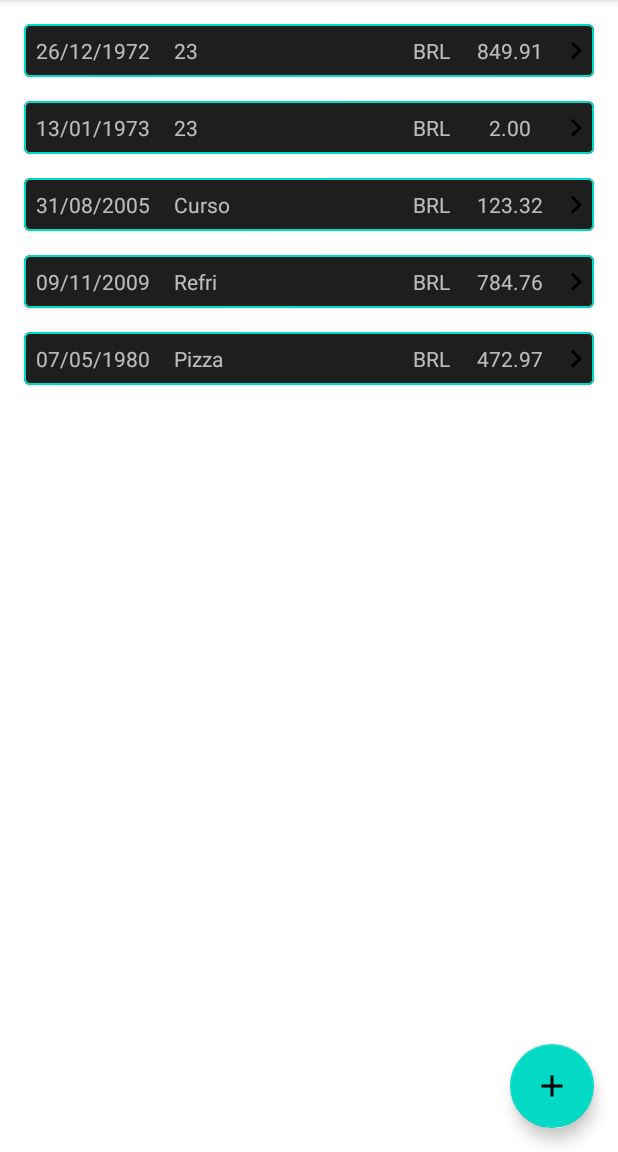
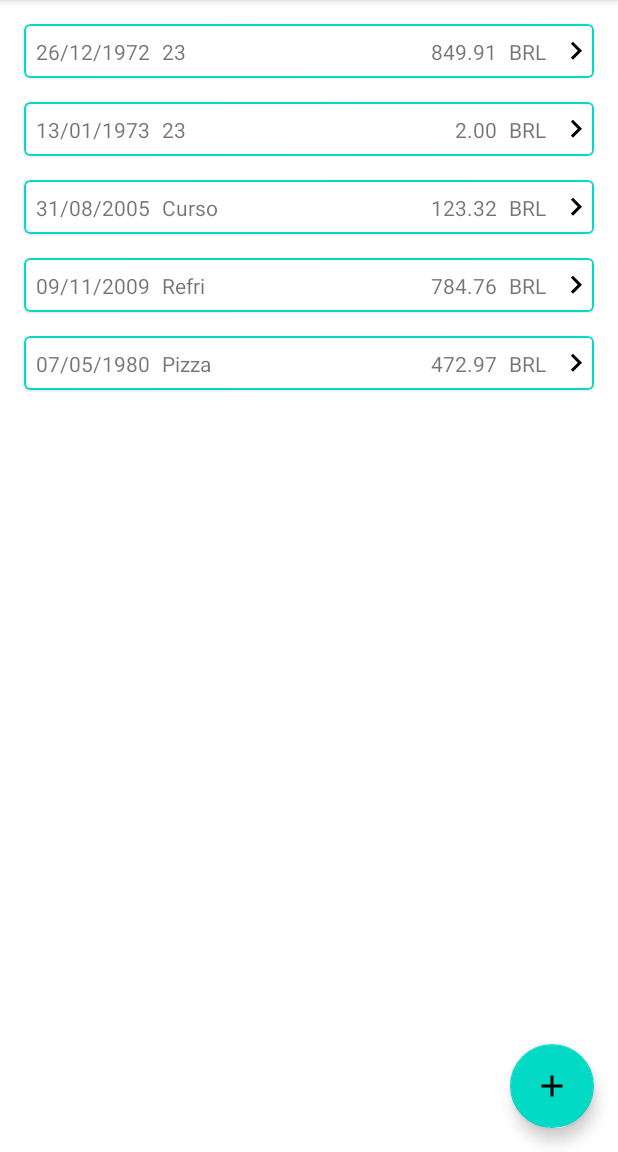
Before and after one commit to emerson-matos/android-finances, an Android app: the ExpenseListFragment screen opened directly, with no data from a screen before it, on a phone screen of 412 x 824 dp, the part 84-1236 px from its top. Run offline under Robolectric (Android 15) with nearby library versions, the phone set to English and light mode, and no system bars.

Commit message:
fix: adjust expense item list layout
Signed-off-by: Emerson Matos <emegson@live.com>

```diff
--- a/app/src/main/res/layout/item_list_expense.xml
+++ b/app/src/main/res/layout/item_list_expense.xml
@@ -7,13 +7,14 @@
     android:layout_height="wrap_content"
     android:layout_gravity="center"
     android:layout_margin="8dp"
-    android:theme="@style/Theme.MaterialComponents"
+    android:theme="@style/Theme.MaterialComponents.Light"
     app:strokeColor="@color/colorAccent"
     app:strokeWidth="1dp">
 
     <androidx.constraintlayout.widget.ConstraintLayout
         android:layout_width="match_parent"
-        android:layout_height="match_parent">
+        android:layout_height="match_parent"
+        android:minHeight="36dp">
 
         <TextView
             android:id="@+id/expenseName"
@@ -21,10 +22,10 @@
             android:layout_height="wrap_content"
             android:layout_marginStart="8dp"
             android:layout_marginEnd="8dp"
-            android:text="TextView"
             android:ellipsize="end"
+            android:maxLines="1"
             app:layout_constraintHorizontal_weight="3"
-            app:layout_constraintEnd_toStartOf="@+id/expenseCurrency"
+            app:layout_constraintEnd_toStartOf="@+id/expenseValue"
             app:layout_constraintStart_toEndOf="@+id/expenseDate"
             app:layout_constraintBottom_toBottomOf="parent"
             app:layout_constraintTop_toTopOf="parent"
@@ -36,58 +37,54 @@
             android:layout_height="wrap_content"
             android:layout_marginStart="8dp"
             android:layout_marginTop="8dp"
-            android:layout_marginEnd="8dp"
             android:layout_marginBottom="8dp"
-            android:text="TextView"
+            android:maxLines="1"
             android:textAlignment="center"
+            app:layout_constraintEnd_toStartOf="@+id/expenseName"
             app:layout_constraintHorizontal_bias="1.0"
             app:layout_constraintStart_toStartOf="parent"
-            app:layout_constraintEnd_toStartOf="@+id/expenseName"
             app:layout_constraintTop_toTopOf="@+id/expenseName"
             app:layout_constraintBottom_toBottomOf="@+id/expenseName"
             tools:text="11/02/2018" />
 
         <TextView
             android:id="@+id/expenseValue"
-            android:layout_width="0dp"
-            android:layout_height="wrap_content"
-            android:layout_marginStart="8dp"
+            android:layout_width="wrap_content"
+            android:layout_height="0dp"
             android:layout_marginEnd="8dp"
-            android:text="TextView"
+            android:maxLines="1"
             android:textAlignment="center"
-            app:layout_constraintHorizontal_weight="1"
-            app:layout_constraintEnd_toStartOf="@+id/detailExpenseButton"
-            app:layout_constraintStart_toEndOf="@+id/expenseCurrency"
             app:layout_constraintBottom_toBottomOf="@+id/expenseName"
+            app:layout_constraintEnd_toStartOf="@+id/expenseCurrency"
+            app:layout_constraintStart_toEndOf="@+id/expenseName"
             app:layout_constraintTop_toTopOf="@+id/expenseName"
             tools:text="11.12" />
 
         <TextView
             android:id="@+id/expenseCurrency"
             android:layout_width="wrap_content"
-            android:layout_height="wrap_content"
-            android:layout_marginStart="8dp"
+            android:layout_height="0dp"
             android:layout_marginEnd="8dp"
-            android:text="USD"
+            android:ellipsize="end"
             android:maxLength="3"
             android:maxLines="1"
-            app:layout_constraintEnd_toStartOf="@+id/expenseValue"
-            app:layout_constraintStart_toEndOf="@+id/expenseName"
             app:layout_constraintBottom_toBottomOf="@+id/expenseName"
+            app:layout_constraintEnd_toStartOf="@+id/detailExpenseButton"
+            app:layout_constraintHorizontal_weight="1"
+            app:layout_constraintStart_toEndOf="@+id/expenseValue"
             app:layout_constraintTop_toTopOf="@+id/expenseName"
-            android:ellipsize="end"
-            tools:text="USDD" />
+            tools:text="USD" />
 
         <androidx.appcompat.widget.AppCompatImageView
             android:id="@+id/detailExpenseButton"
             android:layout_width="wrap_content"
             android:layout_height="wrap_content"
-            app:srcCompat="@drawable/ic_keyboard_arrow_right_black_24dp"
+            app:layout_constraintBottom_toBottomOf="@+id/expenseName"
+            app:layout_constraintEnd_toEndOf="parent"
             app:layout_constraintHorizontal_weight="1"
-            app:layout_constraintEnd_toEndOf="parent"
-            app:layout_constraintStart_toEndOf="@+id/expenseValue"
-            app:layout_constraintBottom_toBottomOf="@+id/expenseName"
-            app:layout_constraintTop_toTopOf="@+id/expenseName" />
+            app:layout_constraintStart_toEndOf="@+id/expenseCurrency"
+            app:layout_constraintTop_toTopOf="@+id/expenseName"
+            app:srcCompat="@drawable/ic_keyboard_arrow_right_black_24dp" />
 
     </androidx.constraintlayout.widget.ConstraintLayout>
 
--- a/app/src/main/res/values/strings.xml
+++ b/app/src/main/res/values/strings.xml
@@ -102,5 +102,6 @@
 
     <string name="error_sign_in_failed">Sign in failed, see logs for details.</string>
     <string name="multi_factor_signed_out">You are not signed in. To use this sample, first navigate to the Email/Password example to sign in and then return here to enroll in multi-factor auth.</string>
+    <string name="welcome_user">Welcome, user</string>
 
 </resources>
```
Also changed, not shown: app/src/main/java/com/github/emerson/financas/main/login/FirebaseUIActivity.kt (+8 -2 lines), app/src/main/res/layout/activity_firebase_ui.xml (+26 -5 lines), app/src/main/res/layout/welcome_card.xml (+9 -9 lines).
